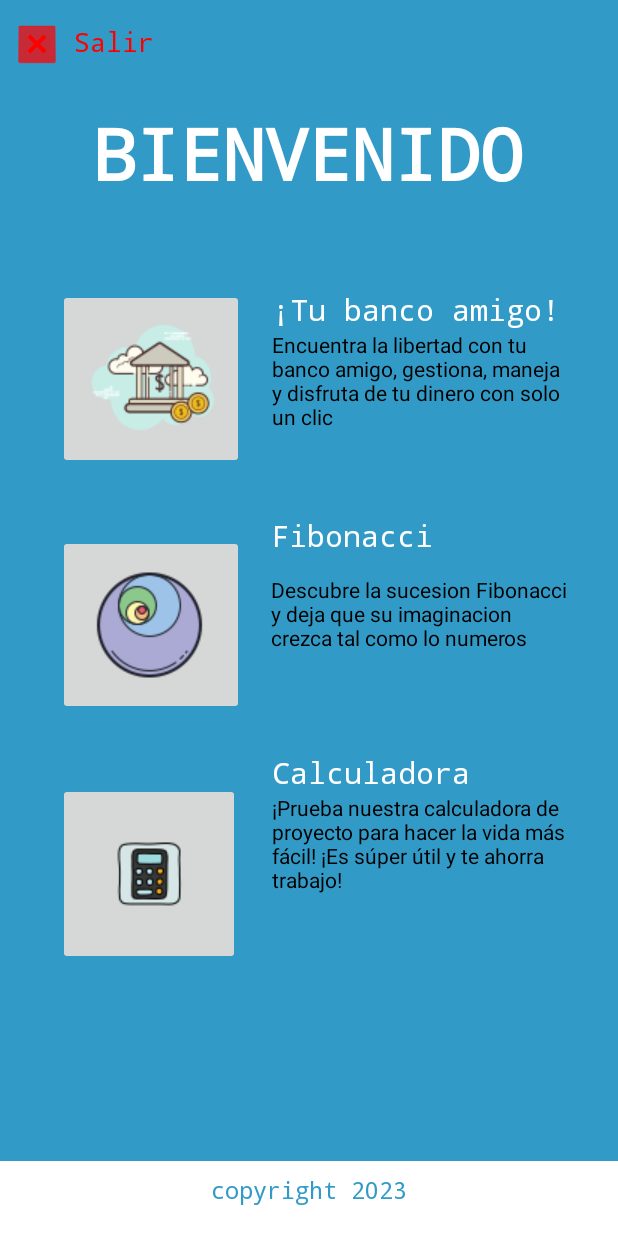
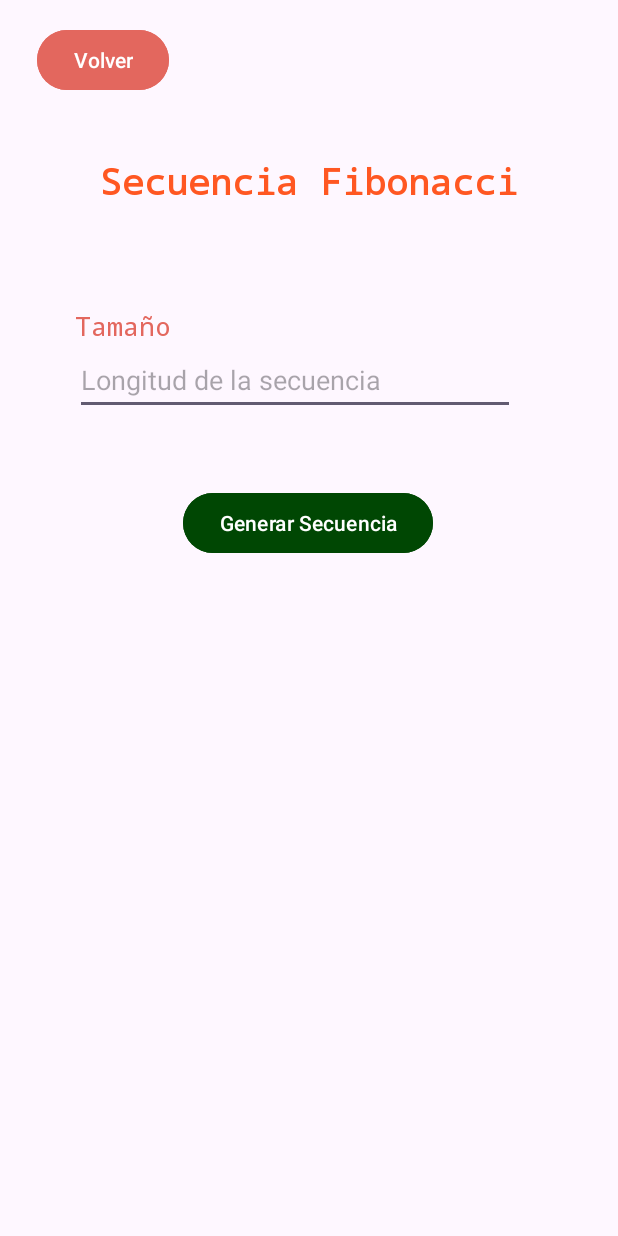
Before and after one commit to SantiagoBulla/AppsKotlinSena, an Android app: the Menu screen opened directly, with no data from a screen before it, after a tap on "icono para usar la secuencia fibonacci", on a phone screen of 412 x 824 dp. Run offline under Robolectric (Android 15) with nearby library versions, the phone set to English and light mode, and no system bars.

Commit message:
funcionalidad de fibonacci

```diff
--- a/FirstApp/app/src/main/AndroidManifest.xml
+++ b/FirstApp/app/src/main/AndroidManifest.xml
@@ -12,6 +12,9 @@
         android:supportsRtl="true"
         android:theme="@style/Theme.MyApplication"
         tools:targetApi="31">
+        <activity
+            android:name=".Fibonacci"
+            android:exported="false" />
         <activity
             android:name=".Menu"
             android:exported="false"
--- /dev/null
+++ b/FirstApp/app/src/main/java/com/santiagobulla/myapplication/Fibonacci.kt
@@ -0,0 +1,41 @@
+package com.santiagobulla.myapplication
+
+import android.content.Intent
+import androidx.appcompat.app.AppCompatActivity
+import android.os.Bundle
+import android.widget.Button
+import android.widget.EditText
+import android.widget.TextView
+
+class Fibonacci : AppCompatActivity() {
+    override fun onCreate(savedInstanceState: Bundle?) {
+        super.onCreate(savedInstanceState)
+        setContentView(R.layout.activity_fibonacci)
+
+        val btnVolver = findViewById<Button>(R.id.buttonFiboVolver)
+        val btnGenerar = findViewById<Button>(R.id.buttonGenerarFibo)
+        val secuencia = findViewById<TextView>(R.id.textViewRtaFibo)
+        val tamanoSecuencia = findViewById<EditText>(R.id.editTextNumberSignedTamano)
+
+        btnVolver.setOnClickListener {
+            val intent = Intent(this, Menu::class.java)
+            startActivity(intent)
+        }
+
+        btnGenerar.setOnClickListener {
+            val tamano = tamanoSecuencia.text.toString().toInt()
+            val stringBuilder = StringBuilder()  // stringBuilder para construir la cadena
+            var a = 0
+            var b = 1
+            for (i in 1..tamano) {
+                stringBuilder.append("$a ,")
+                var c = a + b
+                a = b
+                b = c
+            }
+            secuencia.text = stringBuilder.toString()
+        }
+
+
+    }
+}
--- a/FirstApp/app/src/main/java/com/santiagobulla/myapplication/Menu.kt
+++ b/FirstApp/app/src/main/java/com/santiagobulla/myapplication/Menu.kt
@@ -24,7 +24,8 @@ class Menu : AppCompatActivity() {
             Toast.makeText(this, "banco", Toast.LENGTH_SHORT).show()
         }
         btnImageFibonacci.setOnClickListener {
-            Toast.makeText(this, "fibo", Toast.LENGTH_SHORT).show()
+            val intent = Intent(this, Fibonacci::class.java)
+            startActivity(intent)
         }
         btnImageCalculadora.setOnClickListener {
             val intent = Intent(this, Calculadora::class.java)
--- a/FirstApp/app/src/main/res/layout/activity_calculadora.xml
+++ b/FirstApp/app/src/main/res/layout/activity_calculadora.xml
@@ -27,7 +27,7 @@
         android:layout_width="wrap_content"
         android:layout_height="wrap_content"
         android:fontFamily="monospace"
-        android:text="Number 1"
+        android:text="Numero 1"
         android:textColor="#E3675E"
         android:textSize="24sp"
         app:layout_constraintBottom_toTopOf="@+id/textView3"
@@ -43,7 +43,7 @@
         android:layout_height="wrap_content"
         android:layout_marginBottom="400dp"
         android:fontFamily="monospace"
-        android:text="Number 2"
+        android:text="Numero 2"
         android:textColor="#E3675E"
         android:textSize="24sp"
         app:layout_constraintBottom_toBottomOf="parent"
--- /dev/null
+++ b/FirstApp/app/src/main/res/layout/activity_fibonacci.xml
@@ -0,0 +1,108 @@
+<?xml version="1.0" encoding="utf-8"?>
+<androidx.constraintlayout.widget.ConstraintLayout xmlns:android="http://schemas.android.com/apk/res/android"
+    xmlns:app="http://schemas.android.com/apk/res-auto"
+    xmlns:tools="http://schemas.android.com/tools"
+    android:layout_width="match_parent"
+    android:layout_height="match_parent"
+    tools:context=".Fibonacci">
+
+    <androidx.constraintlayout.widget.Guideline
+        android:id="@+id/guideline"
+        android:layout_width="wrap_content"
+        android:layout_height="wrap_content"
+        android:forceDarkAllowed="false"
+        android:orientation="vertical"
+        app:layout_constraintGuide_percent="0.5" />
+
+    <androidx.constraintlayout.widget.Guideline
+        android:id="@+id/guideline2"
+        android:layout_width="wrap_content"
+        android:layout_height="wrap_content"
+        android:orientation="horizontal"
+        app:layout_constraintGuide_percent="0.2" />
+
+    <TextView
+        android:id="@+id/textView4"
+        android:layout_width="wrap_content"
+        android:layout_height="wrap_content"
+        android:fontFamily="monospace"
+        android:text="Secuencia Fibonacci"
+        android:textColor="#FF5722"
+        android:textSize="24dp"
+        android:textStyle="bold"
+        app:layout_constraintBottom_toTopOf="@+id/guideline2"
+        app:layout_constraintEnd_toEndOf="parent"
+        app:layout_constraintStart_toStartOf="parent"
+        app:layout_constraintTop_toTopOf="parent"
+        app:layout_constraintVertical_bias="0.789" />
+
+    <Button
+        android:id="@+id/buttonFiboVolver"
+        android:layout_width="wrap_content"
+        android:layout_height="wrap_content"
+        android:layout_marginTop="16dp"
+        android:backgroundTint="#E3675E"
+        android:text="Volver"
+        app:layout_constraintBottom_toTopOf="@+id/guideline2"
+        app:layout_constraintEnd_toEndOf="parent"
+        app:layout_constraintHorizontal_bias="0.077"
+        app:layout_constraintStart_toStartOf="parent"
+        app:layout_constraintTop_toTopOf="parent"
+        app:layout_constraintVertical_bias="0.0" />
+
+    <TextView
+        android:id="@+id/textView7"
+        android:layout_width="wrap_content"
+        android:layout_height="wrap_content"
+        android:layout_marginTop="40dp"
+        android:fontFamily="monospace"
+        android:text="Tamaño "
+        android:textColor="#E3675E"
+        android:textSize="18sp"
+        app:layout_constraintEnd_toEndOf="@+id/editTextNumberSignedTamano"
+        app:layout_constraintHorizontal_bias="0.0"
+        app:layout_constraintStart_toStartOf="@+id/editTextNumberSignedTamano"
+        app:layout_constraintTop_toTopOf="@+id/guideline2" />
+
+    <EditText
+        android:id="@+id/editTextNumberSignedTamano"
+        android:layout_width="293dp"
+        android:layout_height="46dp"
+        android:layout_marginTop="48dp"
+        android:ems="10"
+        android:hint="Longitud de la secuencia"
+        android:inputType="numberSigned"
+        app:layout_constraintBottom_toBottomOf="parent"
+        app:layout_constraintEnd_toEndOf="parent"
+        app:layout_constraintHorizontal_bias="0.423"
+        app:layout_constraintStart_toStartOf="parent"
+        app:layout_constraintTop_toTopOf="@+id/guideline2"
+        app:layout_constraintVertical_bias="0.032" />
+
+    <Button
+        android:id="@+id/buttonGenerarFibo"
+        android:layout_width="wrap_content"
+        android:layout_height="wrap_content"
+        android:backgroundTint="#004703"
+        android:text="Generar Secuencia"
+        app:layout_constraintBottom_toBottomOf="parent"
+        app:layout_constraintEnd_toEndOf="parent"
+        app:layout_constraintHorizontal_bias="0.497"
+        app:layout_constraintStart_toStartOf="parent"
+        app:layout_constraintTop_toTopOf="@+id/guideline2"
+        app:layout_constraintVertical_bias="0.262" />
+
+    <TextView
+        android:id="@+id/textViewRtaFibo"
+        android:layout_width="308dp"
+        android:layout_height="367dp"
+        android:fontFamily="monospace"
+        android:textAppearance="@style/TextAppearance.AppCompat.Medium"
+        android:textColor="#FF5722"
+        app:layout_constraintBottom_toBottomOf="parent"
+        app:layout_constraintEnd_toEndOf="parent"
+        app:layout_constraintStart_toStartOf="parent"
+        app:layout_constraintTop_toBottomOf="@+id/buttonGenerarFibo"
+        tools:text="Resultado" />
+
+</androidx.constraintlayout.widget.ConstraintLayout>
--- a/FirstApp/app/src/main/res/values/strings.xml
+++ b/FirstApp/app/src/main/res/values/strings.xml
@@ -74,4 +74,5 @@
     <string name="tu_banco_amigo">¡Tu banco amigo!</string>
     <string name="fibonacci">Fibonacci</string>
     <string name="calculadora">Calculadora</string>
+    <string name="resultado">Resultado</string>
 </resources>
```
